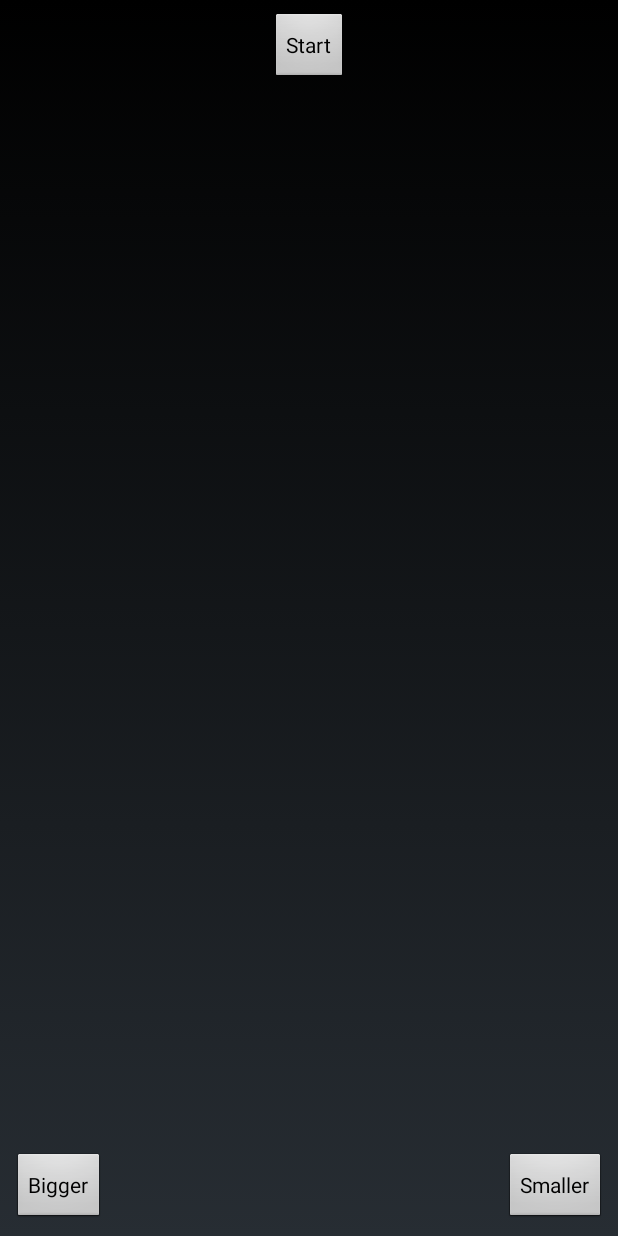
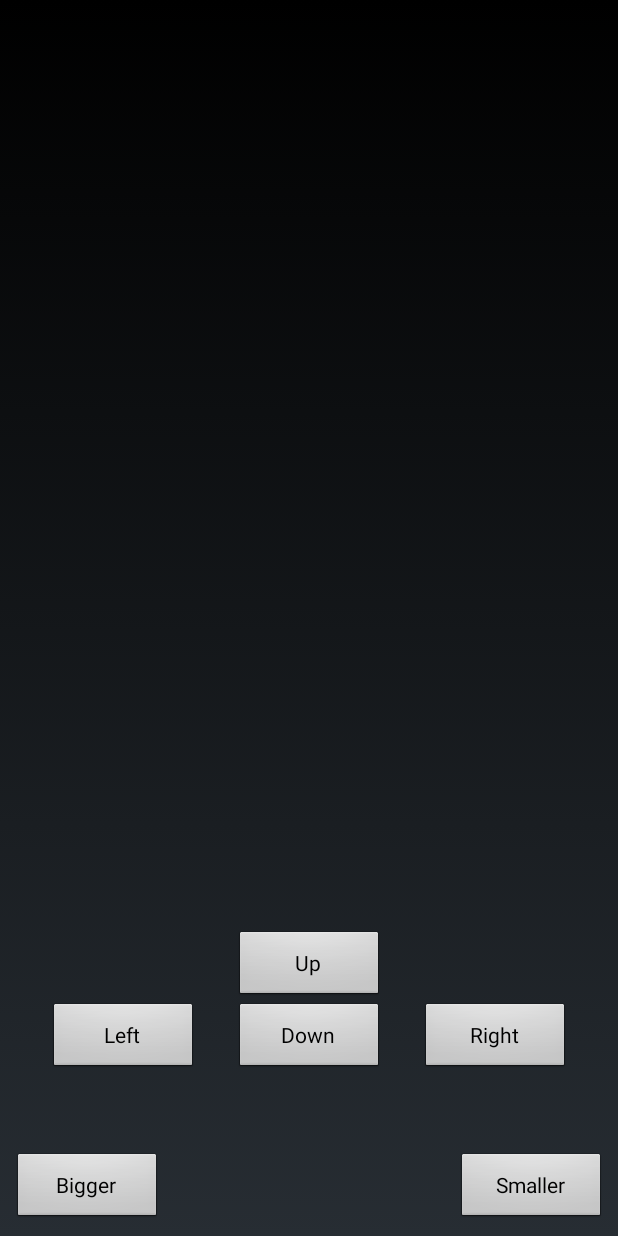
Before and after one commit to dilmuratjohn/Android_OpenGL_Framework, an Android app: the layout main.xml on its own in the app's theme, with its tools: preview values and no code run, on a phone screen of 412 x 824 dp. Run offline under Robolectric (Android 15) with nearby library versions, the phone set to English and light mode, and no system bars.

```diff
--- a/app/src/main/res/layout/main.xml
+++ b/app/src/main/res/layout/main.xml
@@ -1,28 +1,60 @@
 <?xml version="1.0" encoding="utf-8"?>
 <android.support.constraint.ConstraintLayout xmlns:android="http://schemas.android.com/apk/res/android"
     xmlns:app="http://schemas.android.com/apk/res-auto"
+    xmlns:tools="http://schemas.android.com/tools"
     android:layout_width="match_parent"
     android:layout_height="match_parent">
 
     <FrameLayout
         android:id="@+id/frame"
         android:layout_width="match_parent"
-        android:layout_height="match_parent"/>
+        android:layout_height="match_parent" />
 
     <Button
-        android:id="@+id/btn_start"
-        android:layout_width="wrap_content"
+        android:id="@+id/btn_up"
+        android:layout_width="100dp"
         android:layout_height="wrap_content"
-        android:layout_marginTop="8dp"
-        android:text="Start"
+        android:layout_marginBottom="100dp"
+        android:text="Up"
+        app:layout_constraintBottom_toBottomOf="parent"
+        app:layout_constraintBottom_toTopOf="@+id/btn_big"
         app:layout_constraintEnd_toEndOf="parent"
-        app:layout_constraintStart_toStartOf="parent"
-        app:layout_constraintTop_toTopOf="@+id/frame" />
+        app:layout_constraintStart_toStartOf="parent" />
 
 
     <Button
+        android:id="@+id/btn_down"
+        android:layout_width="100dp"
+        android:layout_height="wrap_content"
+        android:layout_marginStart="8dp"
+        android:layout_marginEnd="8dp"
+        android:text="Down"
+        app:layout_constraintBottom_toBottomOf="@+id/btn_right"
+        app:layout_constraintEnd_toStartOf="@+id/btn_right"
+        app:layout_constraintStart_toEndOf="@+id/btn_left"
+        app:layout_constraintTop_toTopOf="@+id/btn_right" />
+
+    <Button
+        android:id="@+id/btn_left"
+        android:layout_width="100dp"
+        android:layout_height="wrap_content"
+        android:layout_marginStart="32dp"
+        android:text="Left"
+        app:layout_constraintStart_toStartOf="parent"
+        app:layout_constraintTop_toTopOf="@+id/btn_right" />
+
+    <Button
+        android:id="@+id/btn_right"
+        android:layout_width="100dp"
+        android:layout_height="wrap_content"
+        android:layout_marginEnd="32dp"
+        android:text="Right"
+        app:layout_constraintEnd_toEndOf="parent"
+        app:layout_constraintTop_toBottomOf="@+id/btn_up" />
+
+    <Button
         android:id="@+id/btn_big"
-        android:layout_width="wrap_content"
+        android:layout_width="100dp"
         android:layout_height="wrap_content"
         android:layout_marginStart="8dp"
         android:layout_marginBottom="8dp"
@@ -32,7 +64,7 @@
 
     <Button
         android:id="@+id/btn_small"
-        android:layout_width="wrap_content"
+        android:layout_width="100dp"
         android:layout_height="wrap_content"
         android:layout_marginEnd="8dp"
         android:layout_marginBottom="8dp"
```
Also changed, not shown: app/src/main/java/com/murat/android/opengl/MainActivity.java (+62 -28 lines), app/src/main/java/com/murat/android/opengl/common/data/Vertices.java (+10 -0 lines), app/src/main/java/com/murat/android/opengl/sprite/Sprite.java (+104 -24 lines), app/src/main/java/com/murat/android/opengl/sprite/SpriteShader.java (+14 -0 lines), app/src/main/res/drawable/back.png (added), 2 other files.
